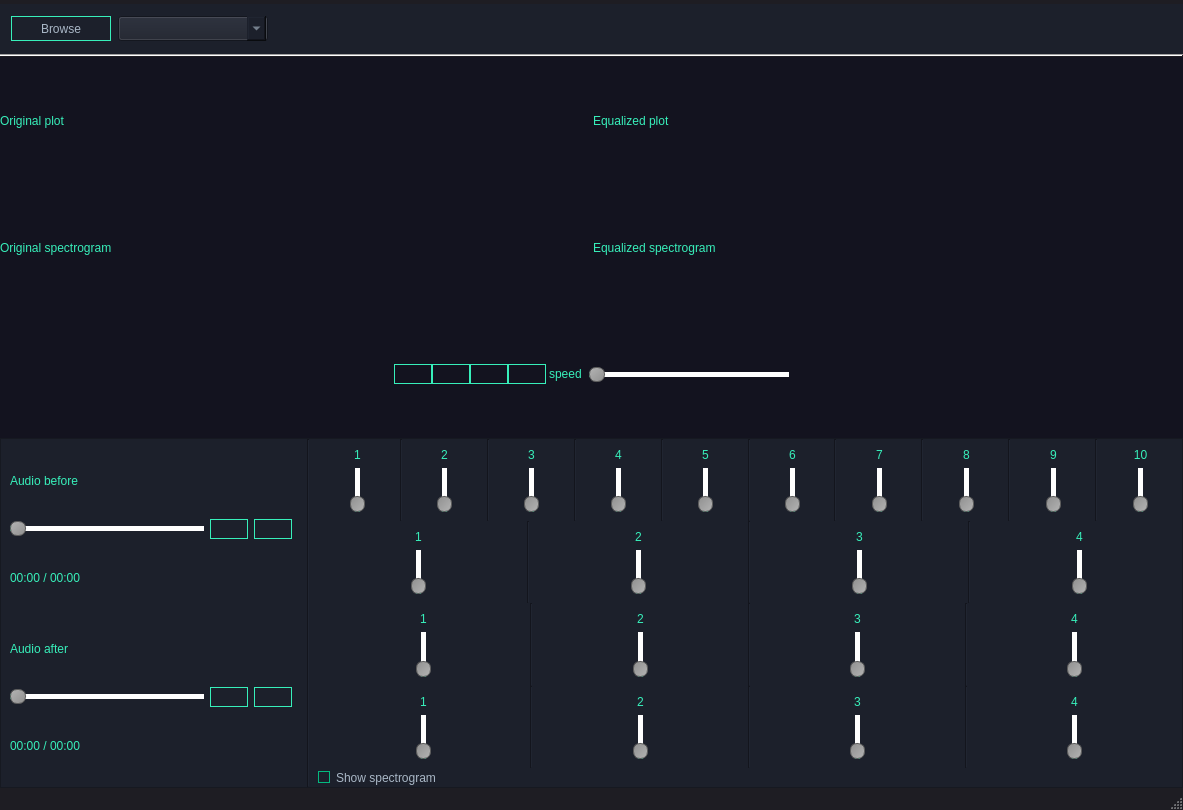
Before: the Qt Designer form main_window.ui in Ibrahim-Fateen/Signals-EQ, drawn with Qt 5.
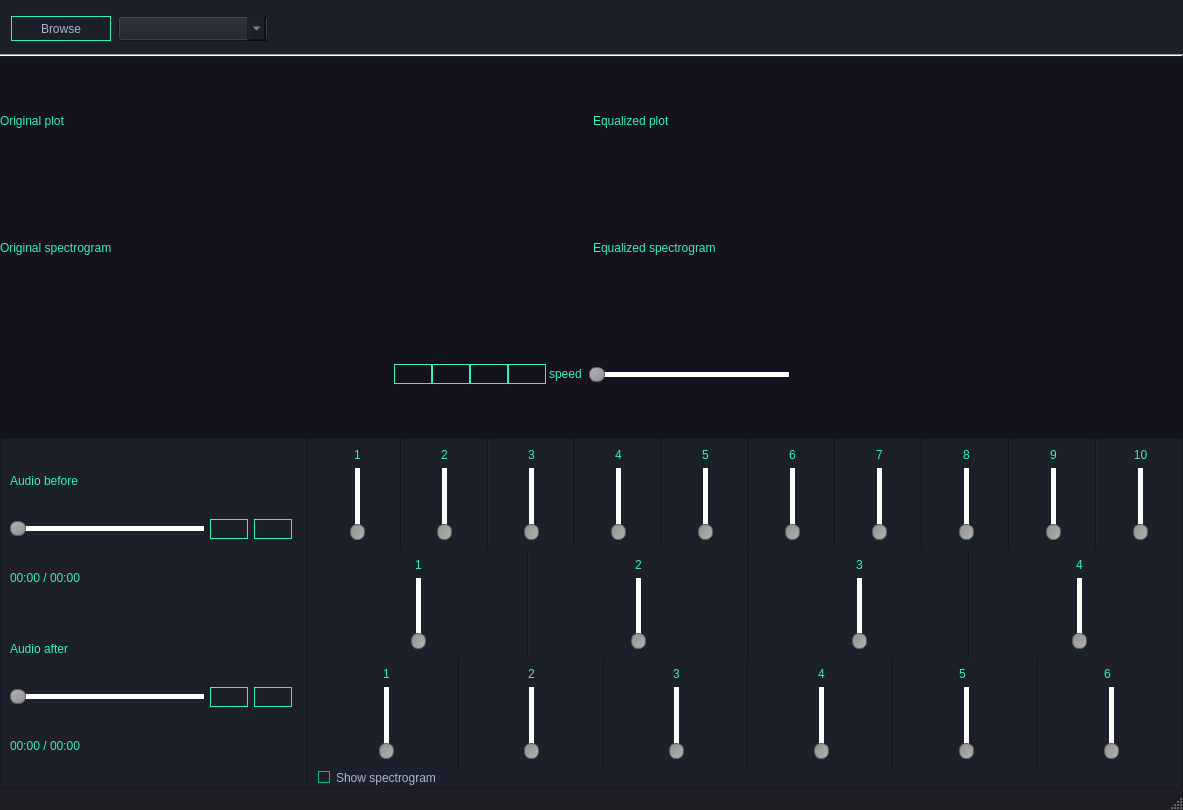
After: the same form once the commit is applied. Icons and pictures are not drawn.

Commit message: Changed ui to account for new tasks

Diff of the .ui file:
```diff
--- a/main_window.ui
+++ b/main_window.ui
@@ -2030,27 +2030,13 @@
                </property>
               </spacer>
              </item>
-            </layout>
-           </widget>
-          </item>
-          <item>
-           <widget class="QWidget" name="ECG_widget" native="true">
-            <layout class="QHBoxLayout" name="ECG_layout">
-             <property name="spacing">
-              <number>0</number>
-             </property>
-             <property name="leftMargin">
-              <number>0</number>
-             </property>
-             <property name="topMargin">
-              <number>0</number>
-             </property>
-             <property name="rightMargin">
-              <number>0</number>
-             </property>
-             <property name="bottomMargin">
-              <number>0</number>
-             </property>
+             <item>
+              <widget class="Line" name="line_12">
+               <property name="orientation">
+                <enum>Qt::Orientation::Vertical</enum>
+               </property>
+              </widget>
+             </item>
              <item>
               <spacer name="horizontalSpacer_39">
                <property name="orientation">
@@ -2065,20 +2051,23 @@
               </spacer>
              </item>
              <item>
-              <widget class="QWidget" name="ECG_slider_widget1" native="true">
-               <layout class="QVBoxLayout" name="verticalLayout_16">
+              <widget class="QWidget" name="verticalWidget" native="true">
+               <property name="minimumSize">
+                <size>
+                 <width>0</width>
+                 <height>0</height>
+                </size>
+               </property>
+               <layout class="QVBoxLayout" name="verticalLayout_8">
                 <item>
-                 <widget class="QLabel" name="ECG_label1">
+                 <widget class="QLabel" name="music_animals_label5">
                   <property name="text">
-                   <string>1</string>
-                  </property>
-                  <property name="alignment">
-                   <set>Qt::AlignCenter</set>
+                   <string>5</string>
                   </property>
                  </widget>
                 </item>
                 <item>
-                 <widget class="QSlider" name="ECG_slider1">
+                 <widget class="QSlider" name="music_animals_slider5">
                   <property name="orientation">
                    <enum>Qt::Vertical</enum>
                   </property>
@@ -2101,7 +2090,7 @@
               </spacer>
              </item>
              <item>
-              <widget class="Line" name="line_12">
+              <widget class="Line" name="line_13">
                <property name="orientation">
                 <enum>Qt::Vertical</enum>
                </property>
@@ -2121,20 +2110,23 @@
               </spacer>
              </item>
              <item>
-              <widget class="QWidget" name="ECG_slider_widget2" native="true">
-               <layout class="QVBoxLayout" name="verticalLayout_17">
+              <widget class="QWidget" name="verticalWidget" native="true">
+               <property name="minimumSize">
+                <size>
+                 <width>33</width>
+                 <height>0</height>
+                </size>
+               </property>
+               <layout class="QVBoxLayout" name="verticalLayout_16">
                 <item>
-                 <widget class="QLabel" name="ECG_label2">
+                 <widget class="QLabel" name="music_animals_label6">
                   <property name="text">
-                   <string>2</string>
-                  </property>
-                  <property name="alignment">
-                   <set>Qt::AlignCenter</set>
+                   <string>6</string>
                   </property>
                  </widget>
                 </item>
                 <item>
-                 <widget class="QSlider" name="ECG_slider2">
+                 <widget class="QSlider" name="music_animals_slider6">
                   <property name="orientation">
                    <enum>Qt::Vertical</enum>
                   </property>
@@ -2146,119 +2138,7 @@
              <item>
               <spacer name="horizontalSpacer_42">
                <property name="orientation">
-                <enum>Qt::Horizontal</enum>
-               </property>
-               <property name="sizeHint" stdset="0">
-                <size>
-                 <width>40</width>
-                 <height>20</height>
-                </size>
-               </property>
-              </spacer>
-             </item>
-             <item>
-              <widget class="Line" name="line_13">
-               <property name="orientation">
-                <enum>Qt::Vertical</enum>
-               </property>
-              </widget>
-             </item>
-             <item>
-              <spacer name="horizontalSpacer_43">
-               <property name="orientation">
-                <enum>Qt::Horizontal</enum>
-               </property>
-               <property name="sizeHint" stdset="0">
-                <size>
-                 <width>40</width>
-                 <height>20</height>
-                </size>
-               </property>
-              </spacer>
-             </item>
-             <item>
-              <widget class="QWidget" name="ECG_slider_widget3" native="true">
-               <layout class="QVBoxLayout" name="verticalLayout_18">
-                <item>
-                 <widget class="QLabel" name="ECG_label3">
-                  <property name="text">
-                   <string>3</string>
-                  </property>
-                  <property name="alignment">
-                   <set>Qt::AlignCenter</set>
-                  </property>
-                 </widget>
-                </item>
-                <item>
-                 <widget class="QSlider" name="ECG_slider3">
-                  <property name="orientation">
-                   <enum>Qt::Vertical</enum>
-                  </property>
-                 </widget>
-                </item>
-               </layout>
-              </widget>
-             </item>
-             <item>
-              <spacer name="horizontalSpacer_44">
-               <property name="orientation">
-                <enum>Qt::Horizontal</enum>
-               </property>
-               <property name="sizeHint" stdset="0">
-                <size>
-                 <width>40</width>
-                 <height>20</height>
-                </size>
-               </property>
-              </spacer>
-             </item>
-             <item>
-              <widget class="Line" name="line_14">
-               <property name="orientation">
-                <enum>Qt::Vertical</enum>
-               </property>
-              </widget>
-             </item>
-             <item>
-              <spacer name="horizontalSpacer_45">
-               <property name="orientation">
-                <enum>Qt::Horizontal</enum>
-               </property>
-               <property name="sizeHint" stdset="0">
-                <size>
-                 <width>40</width>
-                 <height>20</height>
-                </size>
-               </property>
-              </spacer>
-             </item>
-             <item>
-              <widget class="QWidget" name="ECG_slider_widget4" native="true">
-               <layout class="QVBoxLayout" name="verticalLayout_19">
-                <item>
-                 <widget class="QLabel" name="ECG_label4">
-                  <property name="text">
-                   <string>4</string>
-                  </property>
-                  <property name="alignment">
-                   <set>Qt::AlignCenter</set>
-                  </property>
-                 </widget>
-                </item>
-                <item>
-                 <widget class="QSlider" name="ECG_slider4">
-                  <property name="orientation">
-                   <enum>Qt::Vertical</enum>
-                  </property>
-                 </widget>
-                </item>
-               </layout>
-              </widget>
-             </item>
-             <item>
-              <spacer name="horizontalSpacer_46">
-               <property name="orientation">
-                <enum>Qt::Horizontal</enum>
+                <enum>Qt::Orientation::Horizontal</enum>
                </property>
                <property name="sizeHint" stdset="0">
                 <size>
```
Left out of the diff: 244 changed lines with no effect on the pictures. The commit also changes 3 other files.
